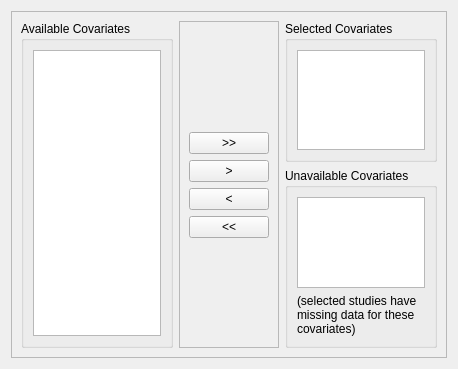
Qt form common_wizard_pages/select_covariates_page.ui (gdietz/OpenMEE) before a commit.
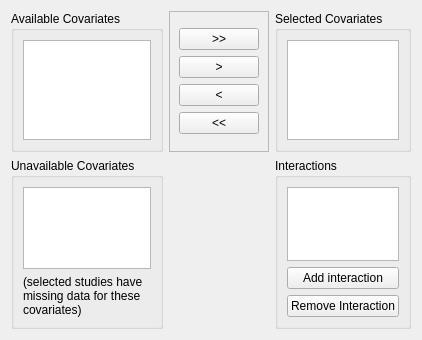
The same form after that commit.

The edit to the form file:
```diff
--- a/common_wizard_pages/select_covariates_page.ui
+++ b/common_wizard_pages/select_covariates_page.ui
@@ -6,24 +6,15 @@
    <rect>
     <x>0</x>
     <y>0</y>
-    <width>458</width>
-    <height>369</height>
+    <width>379</width>
+    <height>340</height>
    </rect>
   </property>
   <property name="windowTitle">
    <string>WizardPage</string>
   </property>
-  <layout class="QVBoxLayout" name="verticalLayout_8">
-   <item>
-    <widget class="QFrame" name="frame">
-     <property name="frameShape">
-      <enum>QFrame::StyledPanel</enum>
-     </property>
-     <property name="frameShadow">
-      <enum>QFrame::Raised</enum>
-     </property>
-     <layout class="QHBoxLayout" name="horizontalLayout_2">
-      <item>
+  <layout class="QGridLayout" name="gridLayout">
+   <item row="0" column="0">
        <widget class="QGroupBox" name="groupBox">
         <property name="sizePolicy">
          <sizepolicy hsizetype="Expanding" vsizetype="Expanding">
@@ -41,7 +32,7 @@
         </layout>
        </widget>
       </item>
-      <item>
+   <item row="0" column="1">
        <widget class="QFrame" name="frame_2">
         <property name="frameShape">
          <enum>QFrame::StyledPanel</enum>
@@ -107,9 +98,7 @@
         </layout>
        </widget>
       </item>
-      <item>
-       <layout class="QVBoxLayout" name="verticalLayout_6">
-        <item>
+   <item row="0" column="2">
          <widget class="QGroupBox" name="groupBox_3">
           <property name="sizePolicy">
            <sizepolicy hsizetype="Expanding" vsizetype="Expanding">
@@ -134,7 +123,7 @@
           </layout>
          </widget>
         </item>
-        <item>
+   <item row="1" column="0">
          <widget class="QGroupBox" name="groupBox_4">
           <property name="sizePolicy">
            <sizepolicy hsizetype="Expanding" vsizetype="Expanding">
@@ -188,6 +177,31 @@
             </widget>
            </item>
           </layout>
+    </widget>
+   </item>
+   <item row="1" column="2">
+    <widget class="QGroupBox" name="groupBox_2">
+     <property name="title">
+      <string>Interactions</string>
+     </property>
+     <layout class="QVBoxLayout" name="verticalLayout_2">
+      <item>
+       <widget class="QListWidget" name="interactions_listWidget"/>
+      </item>
+      <item>
+       <layout class="QVBoxLayout" name="verticalLayout_3">
+        <item>
+         <widget class="QPushButton" name="add_interaction_pushButton">
+          <property name="text">
+           <string>Add interaction</string>
+          </property>
+         </widget>
+        </item>
+        <item>
+         <widget class="QPushButton" name="remove_interaction_pushButton">
+          <property name="text">
+           <string>Remove Interaction</string>
+          </property>
          </widget>
         </item>
        </layout>
```
Lines whose indentation alone changed are shown as unchanged.
